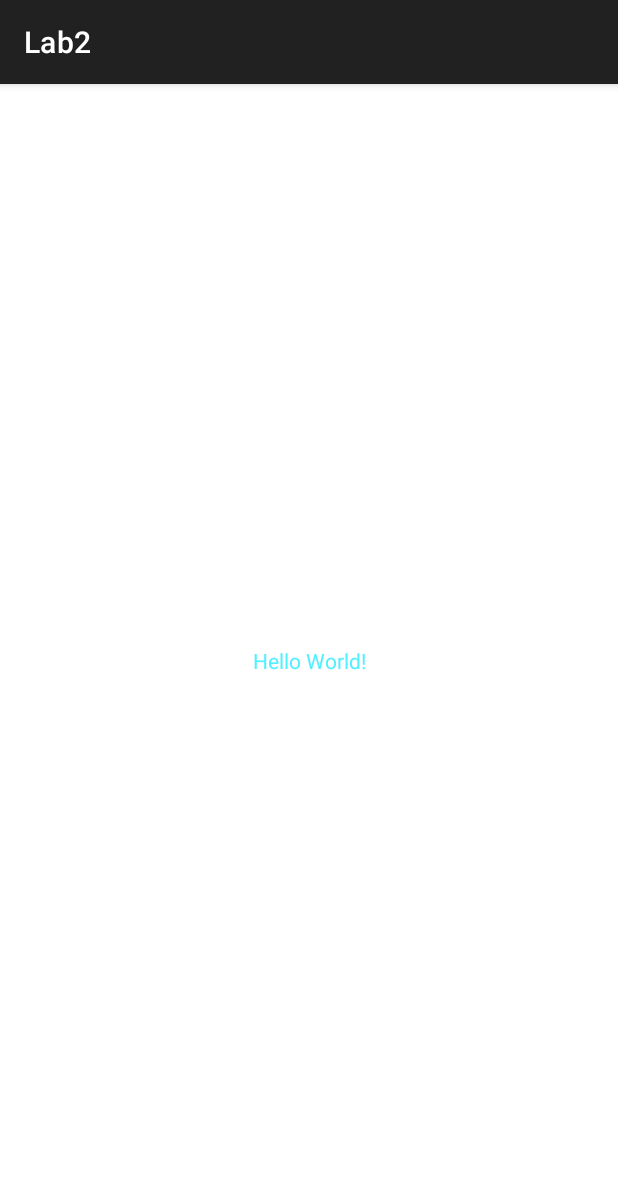
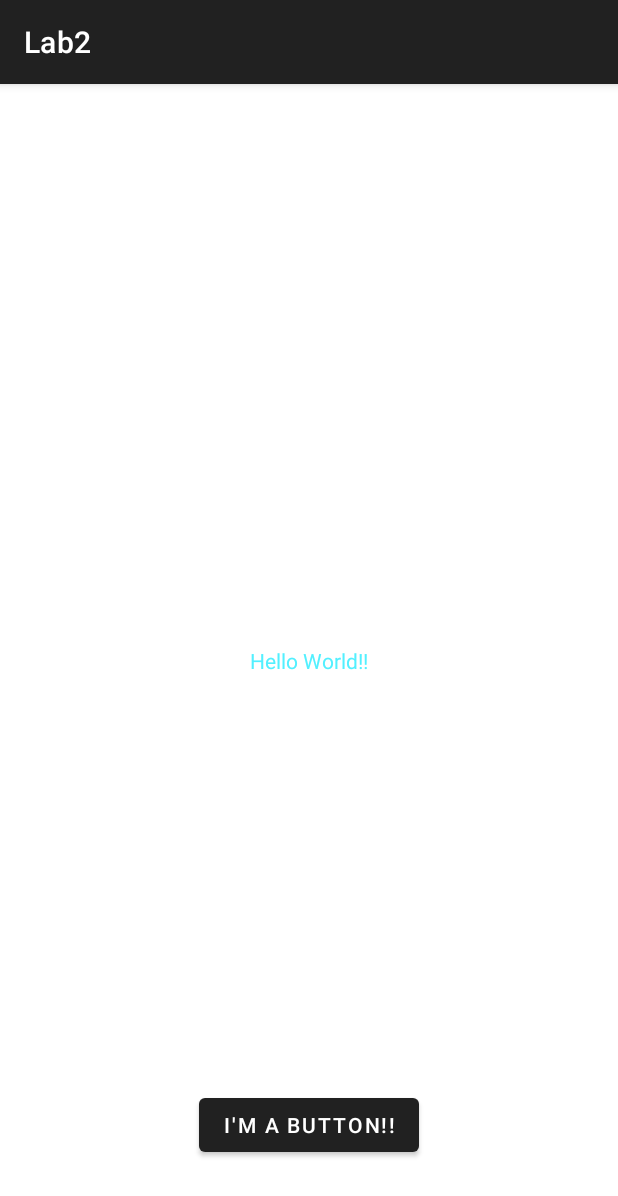
Before and after one commit to emiliodutra/Lab2, an Android app: the screen it shows after launch (MainActivity), on a phone screen of 412 x 824 dp. Shown: the top 1196 px of the screen. Run offline under Robolectric (Android 15) with nearby library versions, the phone set to English and light mode, and no system bars.

Commit message:
Third commit: Added a button and language support

```diff
--- a/app/src/main/res/layout/activity_main.xml
+++ b/app/src/main/res/layout/activity_main.xml
@@ -9,10 +9,22 @@
     <TextView
         android:layout_width="wrap_content"
         android:layout_height="wrap_content"
-        android:text="Hello World!"
+        android:text="@string/hello_message"
         app:layout_constraintBottom_toBottomOf="parent"
         app:layout_constraintEnd_toEndOf="parent"
         app:layout_constraintStart_toStartOf="parent"
         app:layout_constraintTop_toTopOf="parent" />
 
+    <Button
+        android:layout_width="wrap_content"
+        android:layout_height="wrap_content"
+        android:layout_marginBottom="50dp"
+        android:text="@string/string_button"
+        app:layout_constraintBottom_toBottomOf="parent"
+        app:layout_constraintEnd_toEndOf="parent"
+        app:layout_constraintHorizontal_bias="0.5"
+        app:layout_constraintStart_toStartOf="parent"
+        tools:ignore="MissingConstraints"
+        />
+
 </androidx.constraintlayout.widget.ConstraintLayout>
--- a/app/src/main/res/values/strings.xml
+++ b/app/src/main/res/values/strings.xml
@@ -1,3 +1,5 @@
 <resources>
     <string name="app_name">Lab2</string>
+    <string name="hello_message">Hello World!!</string>
+    <string name="string_button">I\'m a button!!</string>
 </resources>
```
Also changed, not shown: 1 other file.
